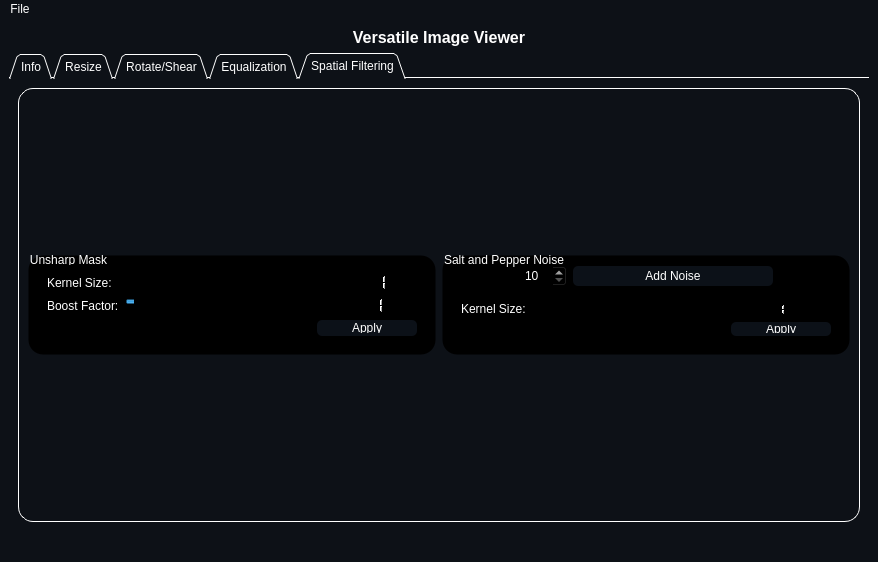
The window that resources/MainWindow.ui (Zeyad-Alo/DICOM-Viewer) describes before a commit, drawn with Qt 5.
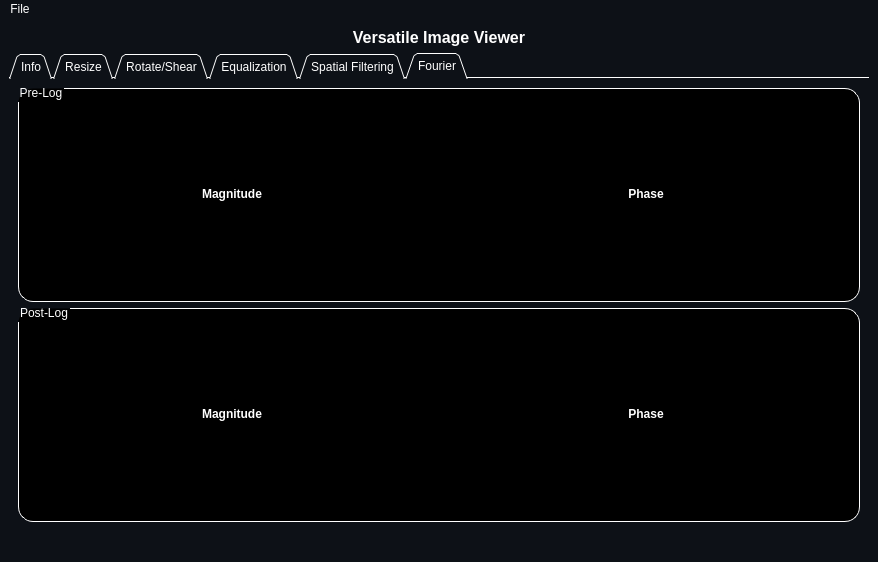
The same window after the commit. Icons and pictures are not drawn.

Diff of the .ui file:
```diff
--- a/resources/MainWindow.ui
+++ b/resources/MainWindow.ui
@@ -38,7 +38,7 @@
        <enum>QTabWidget::Triangular</enum>
       </property>
       <property name="currentIndex">
-       <number>4</number>
+       <number>5</number>
       </property>
       <property name="documentMode">
        <bool>true</bool>
@@ -1519,6 +1519,179 @@
         </item>
        </layout>
       </widget>
+      <widget class="QWidget" name="tab_6">
+       <attribute name="title">
+        <string>Fourier</string>
+       </attribute>
+       <layout class="QGridLayout" name="gridLayout_7">
+        <item row="0" column="0">
+         <widget class="QGroupBox" name="main_groupBox_7">
+          <property name="styleSheet">
+           <string notr="true">QGroupBox {
+background-color: rgb(0, 0, 0);
+border: 1.2px solid #ffffff;
+border-style: outset;
+border-radius: 15px;
+}
+QGroupBox::title  {
+    subcontrol-origin: margin;
+    subcontrol-position: top left;
+    padding: -5px 0px 0px 0px;
+    color: rgb(255, 255, 255);
+}</string>
+          </property>
+          <property name="title">
+           <string>Pre-Log</string>
+          </property>
+          <layout class="QHBoxLayout" name="horizontalLayout_15">
+           <item>
+            <layout class="QVBoxLayout" name="verticalLayout_9">
+             <property name="spacing">
+              <number>6</number>
+             </property>
+             <item>
+              <widget class="QLabel" name="label_5">
+               <property name="maximumSize">
+                <size>
+                 <width>16777215</width>
+                 <height>15</height>
+                </size>
+               </property>
+               <property name="styleSheet">
+                <string notr="true">background-color: rgb(0, 0, 0);</string>
+               </property>
+               <property name="text">
+                <string>&lt;html&gt;&lt;head/&gt;&lt;body&gt;&lt;p align=&quot;center&quot;&gt;&lt;span style=&quot; font-weight:600;&quot;&gt;Magnitude&lt;/span&gt;&lt;/p&gt;&lt;/body&gt;&lt;/html&gt;</string>
+               </property>
+              </widget>
+             </item>
+             <item>
+              <layout class="QVBoxLayout" name="pre_mag_box">
+               <property name="spacing">
+                <number>10</number>
+               </property>
+              </layout>
+             </item>
+            </layout>
+           </item>
+           <item>
+            <layout class="QVBoxLayout" name="verticalLayout_12">
+             <property name="spacing">
+              <number>6</number>
+             </property>
+             <item>
+              <widget class="QLabel" name="label_6">
+               <property name="maximumSize">
+                <size>
+                 <width>16777215</width>
+                 <height>15</height>
+                </size>
+               </property>
+               <property name="styleSheet">
+                <string notr="true">background-color: rgb(0, 0, 0);</string>
+               </property>
+               <property name="text">
+                <string>&lt;html&gt;&lt;head/&gt;&lt;body&gt;&lt;p align=&quot;center&quot;&gt;&lt;span style=&quot; font-weight:600;&quot;&gt;Phase&lt;/span&gt;&lt;/p&gt;&lt;/body&gt;&lt;/html&gt;</string>
+               </property>
+              </widget>
+             </item>
+             <item>
+              <layout class="QVBoxLayout" name="pre_phase_box">
+               <property name="spacing">
+                <number>10</number>
+               </property>
+              </layout>
+             </item>
+            </layout>
+           </item>
+          </layout>
+         </widget>
+        </item>
+        <item row="1" column="0">
+         <widget class="QGroupBox" name="main_groupBox_8">
+          <property name="styleSheet">
+           <string notr="true">QGroupBox {
+background-color: rgb(0, 0, 0);
+border: 1.2px solid #ffffff;
+border-style: outset;
+border-radius: 15px;
+}
+QGroupBox::title  {
+    subcontrol-origin: margin;
+    subcontrol-position: top left;
+    padding: -5px 0px 0px 0px;
+    color: rgb(255, 255, 255);
+}</string>
+          </property>
+          <property name="title">
+           <string>Post-Log</string>
+          </property>
+          <layout class="QHBoxLayout" name="horizontalLayout_16">
+           <item>
+            <layout class="QVBoxLayout" name="verticalLayout_13">
+             <property name="spacing">
+              <number>6</number>
+             </property>
+             <item>
+              <widget class="QLabel" name="label_9">
+               <property name="maximumSize">
+                <size>
+                 <width>16777215</width>
+                 <height>15</height>
+                </size>
+               </property>
+               <property name="styleSheet">
+                <string notr="true">background-color: rgb(0, 0, 0);</string>
+               </property>
+               <property name="text">
+                <string>&lt;html&gt;&lt;head/&gt;&lt;body&gt;&lt;p align=&quot;center&quot;&gt;&lt;span style=&quot; font-weight:600;&quot;&gt;Magnitude&lt;/span&gt;&lt;/p&gt;&lt;/body&gt;&lt;/html&gt;</string>
+               </property>
+              </widget>
+             </item>
+             <item>
+              <layout class="QVBoxLayout" name="post_mag_box">
+               <property name="spacing">
+                <number>10</number>
+               </property>
+              </layout>
+             </item>
+            </layout>
+           </item>
+           <item>
+            <layout class="QVBoxLayout" name="verticalLayout_14">
+             <property name="spacing">
+              <number>6</number>
+             </property>
+             <item>
+              <widget class="QLabel" name="label_11">
+               <property name="maximumSize">
+                <size>
+                 <width>16777215</width>
+                 <height>15</height>
+                </size>
+               </property>
+               <property name="styleSheet">
+                <string notr="true">background-color: rgb(0, 0, 0);</string>
+               </property>
+               <property name="text">
+                <string>&lt;html&gt;&lt;head/&gt;&lt;body&gt;&lt;p align=&quot;center&quot;&gt;&lt;span style=&quot; font-weight:600;&quot;&gt;Phase&lt;/span&gt;&lt;/p&gt;&lt;/body&gt;&lt;/html&gt;</string>
+               </property>
+              </widget>
+             </item>
+             <item>
+              <layout class="QVBoxLayout" name="post_phase_box">
+               <property name="spacing">
+                <number>10</number>
+               </property>
+              </layout>
+             </item>
+            </layout>
+           </item>
+          </layout>
+         </widget>
+        </item>
+       </layout>
+      </widget>
      </widget>
     </item>
    </layout>
```
